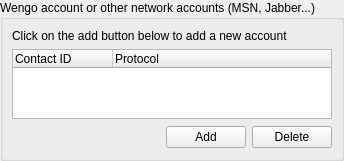
This is wengophone/src/presentation/qt/imcontact/IMContactManager.ui in tkrotoff/WengoPhone as Qt 5 draws it before an edit. The edited form follows.
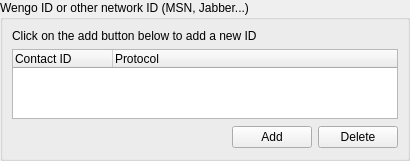
This is the edited form. Icons and pictures are not drawn.

Diff of the .ui file:
```diff
--- a/wengophone/src/presentation/qt/imcontact/IMContactManager.ui
+++ b/wengophone/src/presentation/qt/imcontact/IMContactManager.ui
@@ -8,7 +8,7 @@
    <rect>
     <x>0</x>
     <y>0</y>
-    <width>311</width>
+    <width>410</width>
     <height>152</height>
    </rect>
   </property>
@@ -22,7 +22,7 @@
    <item row="0" column="0" >
     <widget class="QGroupBox" name="groupBox" >
      <property name="title" >
-      <string>Wengo account or other network accounts (MSN, Jabber...)</string>
+      <string>Wengo ID or other network ID (MSN, Jabber...)</string>
      </property>
      <layout class="QGridLayout" >
       <property name="margin" >
@@ -100,7 +100,7 @@
       <item row="0" column="0" >
        <widget class="QLabel" name="label" >
         <property name="text" >
-         <string>Click on the add button below to add a new account</string>
+         <string>Click on the add button below to add a new ID</string>
         </property>
        </widget>
       </item>
```
